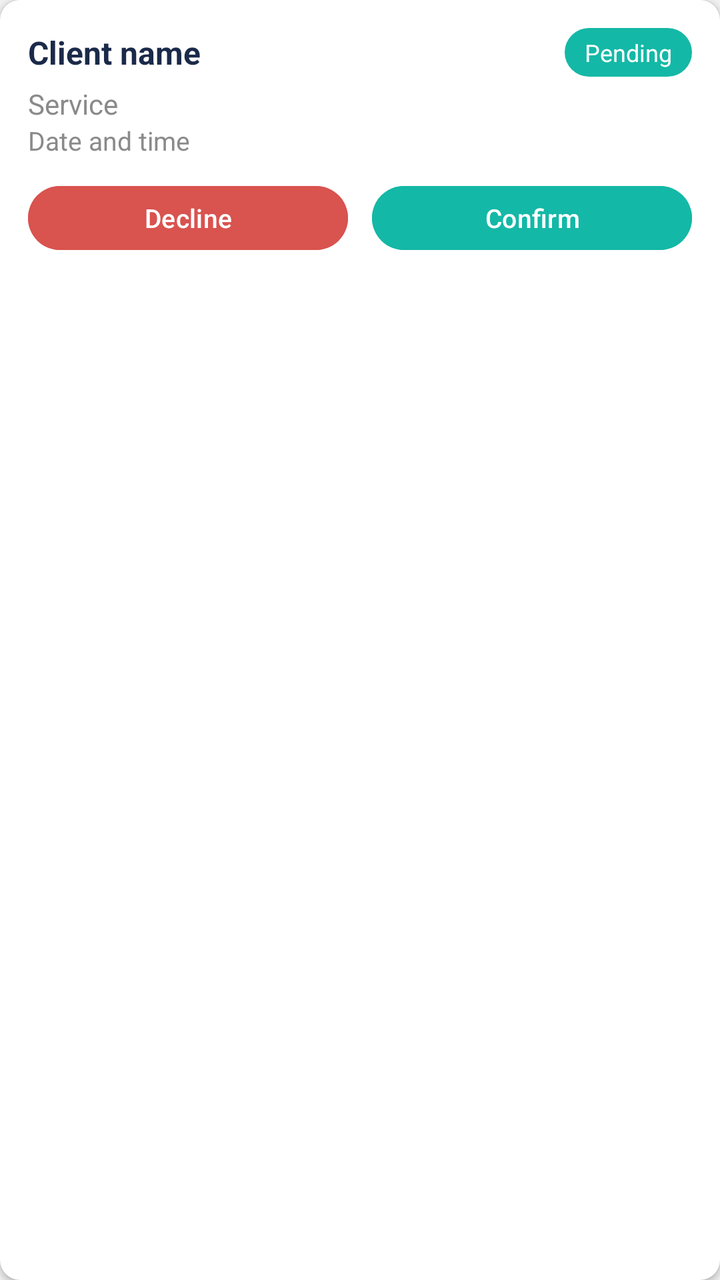
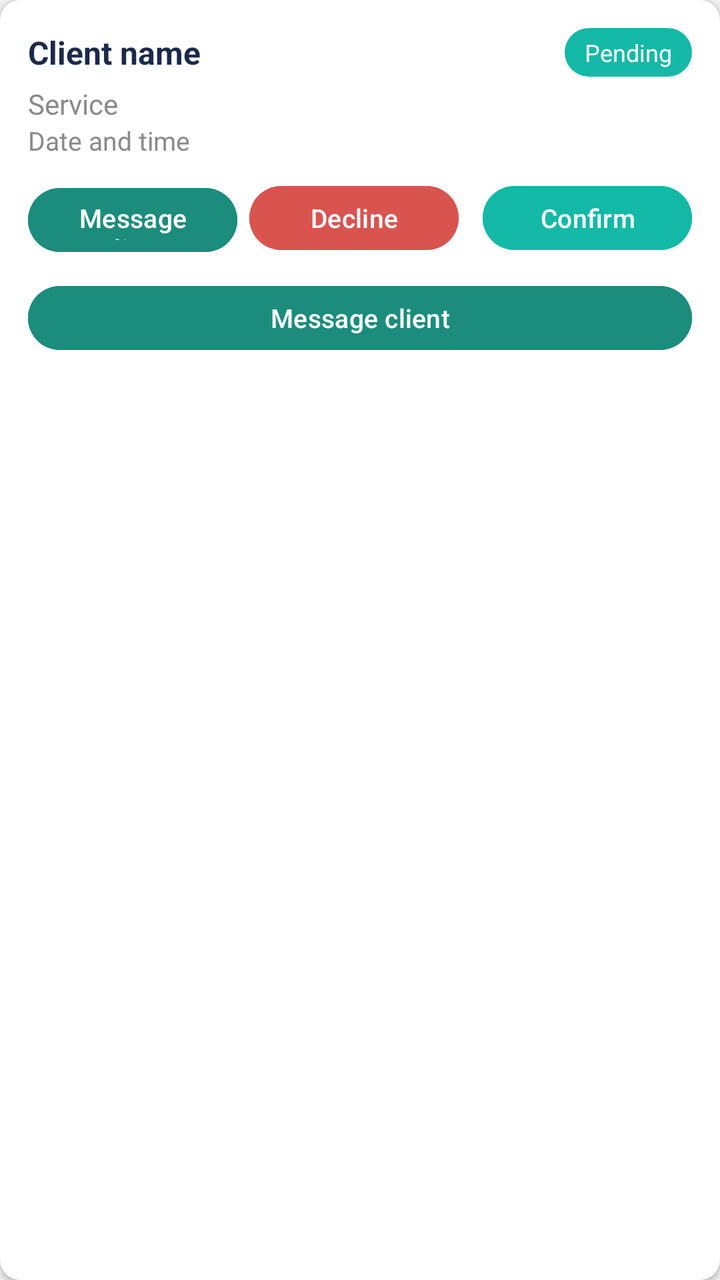

The first picture is an Android layout as it rendered before a commit; the second is the same layout after the commit. The layout source and the unified diff follow.
<!-- AndroidManifest.xml: application theme Theme.HairGo -->
<!-- res/layout/owner_item_booking.xml -->
<?xml version="1.0" encoding="utf-8"?>
<androidx.cardview.widget.CardView
    xmlns:android="http://schemas.android.com/apk/res/android"
    xmlns:app="http://schemas.android.com/apk/res-auto"
    android:layout_width="match_parent"
    android:layout_height="wrap_content"
    android:layout_marginBottom="10dp"
    app:cardCornerRadius="10dp"
    app:cardElevation="2dp">

    <LinearLayout
        android:layout_width="match_parent"
        android:layout_height="wrap_content"
        android:orientation="vertical"
        android:padding="14dp">

        <LinearLayout
            android:layout_width="match_parent"
            android:layout_height="wrap_content"
            android:orientation="horizontal"
            android:gravity="center_vertical">

            <TextView
                android:id="@+id/tvClientName"
                android:layout_width="0dp"
                android:layout_height="wrap_content"
                android:layout_weight="1"
                android:text="Client name"
                android:textColor="@color/navy"
                android:textSize="16sp"
                android:textStyle="bold" />

            <TextView
                android:id="@+id/tvStatusBadge"
                android:layout_width="wrap_content"
                android:layout_height="wrap_content"
                android:background="@drawable/status_badge_bg"
                android:paddingStart="10dp"
                android:paddingEnd="10dp"
                android:paddingTop="4dp"
                android:paddingBottom="4dp"
                android:text="Pending"
                android:textColor="@color/white"
                android:textSize="12sp" />
        </LinearLayout>

        <TextView
            android:id="@+id/tvService"
            android:layout_width="wrap_content"
            android:layout_height="wrap_content"
            android:layout_marginTop="4dp"
            android:text="Service"
            android:textColor="@color/grey_medium"
            android:textSize="14sp" />

        <TextView
            android:id="@+id/tvDateTime"
            android:layout_width="wrap_content"
            android:layout_height="wrap_content"
            android:text="Date and time"
            android:textColor="@color/grey_medium"
            android:textSize="13sp" />

        <LinearLayout
            android:id="@+id/layoutBookingActions"
            android:layout_width="match_parent"
            android:layout_height="wrap_content"
            android:layout_marginTop="10dp"
            android:orientation="horizontal">

            <Button
                android:id="@+id/btnDecline"
                android:layout_width="0dp"
                android:layout_height="40dp"
                android:layout_weight="1"
                android:layout_marginEnd="6dp"
                android:text="Decline"
                android:textColor="@color/white"
                android:backgroundTint="@color/error"
                android:textSize="13sp" />

            <Button
                android:id="@+id/btnConfirm"
                android:layout_width="0dp"
                android:layout_height="40dp"
                android:layout_weight="1"
                android:layout_marginStart="6dp"
                android:text="Confirm"
                android:textColor="@color/white"
                android:backgroundTint="@color/teal"
                android:textSize="13sp" />
        </LinearLayout>

    </LinearLayout>
</androidx.cardview.widget.CardView>
<!-- resources referenced by this layout -->
<resources>
  <color name="error">#D9534F</color>
  <color name="grey_medium">#8A8A8A</color>
  <color name="navy">#1B2A4A</color>
  <color name="teal">#14B8A6</color>
  <color name="white">#FFFFFF</color>
  <!-- drawable status_badge_bg (drawable) -->
  <?xml version="1.0" encoding="utf-8"?>
  <shape xmlns:android="http://schemas.android.com/apk/res/android"
      android:shape="rectangle">
      <corners android:radius="20dp" />
      <solid android:color="@color/teal" />
  </shape>
  <style name="Theme.HairGo" parent="Base.Theme.HairGo">
          <item name="snackbarStyle">@style/Widget.HairGo.Snackbar</item>
      </style>
  <style name="Base.Theme.HairGo" parent="Theme.Material3.DayNight.NoActionBar">
          <item name="colorPrimary">@color/teal</item>
          <item name="colorOnPrimary">@color/white</item>
          <item name="colorSurface">@color/surface</item>
          <item name="colorOnSurface">@color/text_primary</item>
          <item name="colorSurfaceVariant">@color/grey_light</item>
          <item name="colorOnSurfaceVariant">@color/grey_medium</item>
          <item name="colorOutline">@color/grey_border</item>
          <item name="android:colorBackground">@color/grey_light</item>
      </style>
  <style name="Widget.HairGo.Snackbar" parent="Widget.Material3.Snackbar">
          <item name="backgroundTint">@color/navy</item>
          <item name="android:textColor">@color/white</item>
          <item name="shapeAppearanceOverlay">@style/ShapeAppearanceOverlay.HairGo_Snackbar</item>
      </style>
  <color name="surface">#FFFFFF</color>
  <color name="text_primary">#1A1A1A</color>
  <color name="grey_light">#F2F2F2</color>
  <color name="grey_border">#E0E0E0</color>
  <style name="ShapeAppearanceOverlay.HairGo_Snackbar" parent="">
          <item name="cornerFamily">rounded</item>
          <item name="cornerSize">16dp</item>
      </style>
</resources>

<!-- the commit's change to res/layout/owner_item_booking.xml (unified diff, before → after) -->
@@ -69,6 +69,17 @@
             android:orientation="horizontal">
 
             <Button
+                android:id="@+id/btnMessage"
+                android:layout_width="0dp"
+                android:layout_height="40dp"
+                android:layout_weight="1"
+                android:layout_marginEnd="6dp"
+                android:text="@string/btn_message_client"
+                android:textColor="@color/white"
+                android:backgroundTint="@color/teal_primary"
+                android:textSize="13sp" />
+
+            <Button
                 android:id="@+id/btnDecline"
                 android:layout_width="0dp"
                 android:layout_height="40dp"
@@ -91,5 +102,15 @@
                 android:textSize="13sp" />
         </LinearLayout>
 
+        <Button
+            android:id="@+id/btnMessageStandalone"
+            android:layout_width="match_parent"
+            android:layout_height="40dp"
+            android:layout_marginTop="10dp"
+            android:text="@string/btn_message_client"
+            android:textColor="@color/white"
+            android:backgroundTint="@color/teal_primary"
+            android:textSize="13sp" />
+
     </LinearLayout>
 </androidx.cardview.widget.CardView>
<!-- resource entries referenced after the edit -->
@@ -4,6 +4,7 @@
   <color name="grey_medium">#8A8A8A</color>
   <color name="navy">#1B2A4A</color>
   <color name="teal">#14B8A6</color>
+  <color name="teal_primary">#1C8C7C</color>
   <color name="white">#FFFFFF</color>
   <!-- drawable status_badge_bg (drawable) -->
   <?xml version="1.0" encoding="utf-8"?>
@@ -12,6 +13,7 @@
       <corners android:radius="20dp" />
       <solid android:color="@color/teal" />
   </shape>
+  <string name="btn_message_client">Message client</string>
   <style name="Theme.HairGo" parent="Base.Theme.HairGo">
           <item name="snackbarStyle">@style/Widget.HairGo.Snackbar</item>
       </style>
